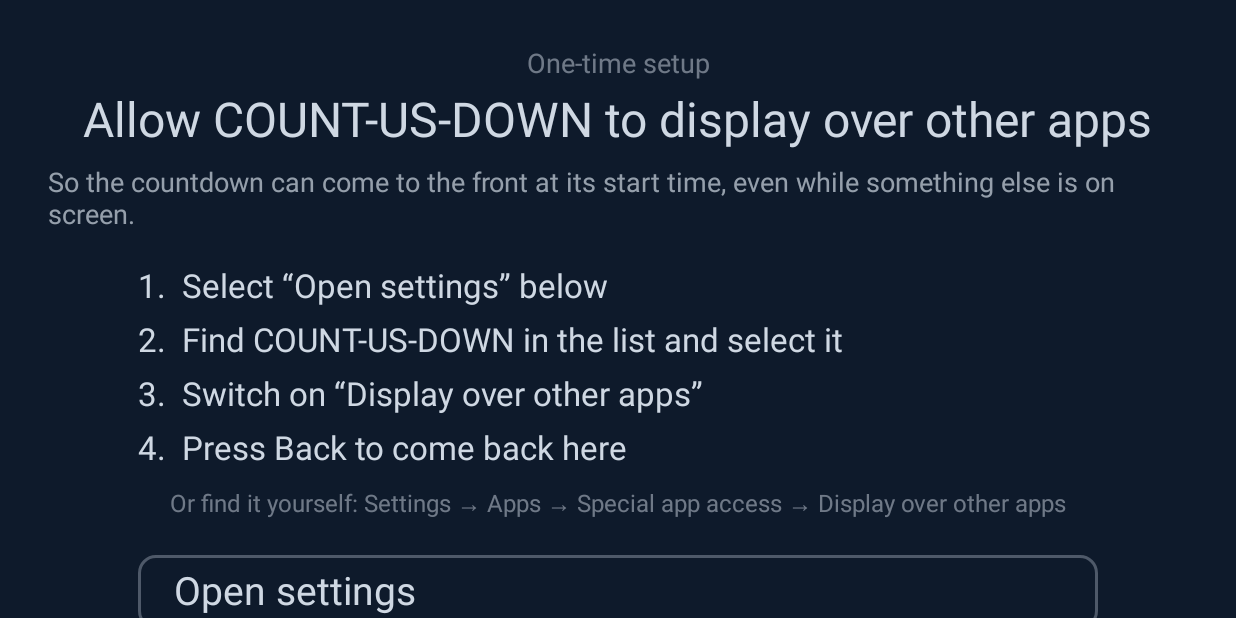
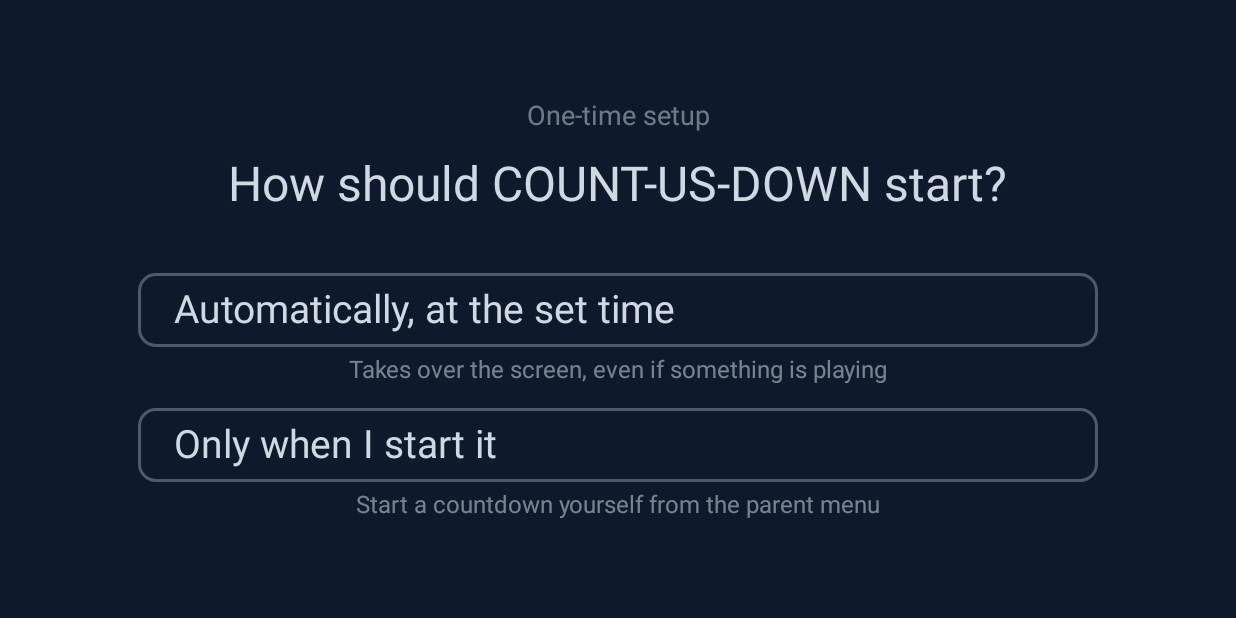
Before and after one commit to jonwhittlestone/tools-countusdown, an Android app built with Jetpack Compose: the screen it shows after launch (MainActivity), on a phone screen of 824 x 412 dp (held sideways). Run offline under Robolectric (Android 15) with nearby library versions, the phone set to English and light mode, and no system bars.

Commit message:
feat(green): setup asks automatic or manual first; manual turns off timed starts

```diff
--- a/app/src/main/java/uk/howapped/countusdown/MainActivity.kt
+++ b/app/src/main/java/uk/howapped/countusdown/MainActivity.kt
@@ -38,8 +38,10 @@ import uk.howapped.countusdown.lock.Pad
 import uk.howapped.countusdown.presets.PresetStore
 import uk.howapped.countusdown.schedule.Runs
 import uk.howapped.countusdown.setup.OverlaySetup
+import uk.howapped.countusdown.setup.StartMode
 import uk.howapped.countusdown.ui.CodeEntry
 import uk.howapped.countusdown.ui.OverlaySetupScreen
+import uk.howapped.countusdown.ui.StartChoiceScreen
 import uk.howapped.countusdown.ui.CountdownScreen
 import uk.howapped.countusdown.ui.IdleScreen
 import uk.howapped.countusdown.ui.MenuItem
@@ -62,7 +64,7 @@ class MainActivity : ComponentActivity() {
     /** Bumped when the takeover hands over: the countdown fades in from night blue. */
     private var fadeIns by mutableIntStateOf(0)
 
-    private enum class Overlay { NONE, MENU, EDITOR, CODE, SETUP }
+    private enum class Overlay { NONE, MENU, EDITOR, CODE, CHOICE, PERMISSION }
     private var overlay by mutableStateOf(Overlay.NONE)
 
     /** True while the parent menu (opened by the D-pad code) is showing. */
@@ -95,7 +97,7 @@ class MainActivity : ComponentActivity() {
         onBackPressedDispatcher.addCallback(this, object : OnBackPressedCallback(true) {
             override fun handleOnBackPressed() {
                 when {
-                    overlay == Overlay.SETUP -> notNow()
+                    overlay.isWizard -> notNow()
                     overlay != Overlay.NONE -> overlay = Overlay.NONE
                     countdown == null -> finish()
                 }
@@ -158,7 +160,19 @@ class MainActivity : ComponentActivity() {
                 },
                 onCancel = { overlay = Overlay.NONE },
             )
-            Overlay.SETUP -> OverlaySetupScreen(onOpenSettings = { OverlaySetup.open(this) }, onNotNow = ::notNow)
+            Overlay.CHOICE -> StartChoiceScreen(
+                onAutomatic = {
+                    OverlaySetup.setMode(this, StartMode.AUTO)
+                    Runs.arm(this, clock)
+                    overlay = if (OverlaySetup.allowed(this)) Overlay.NONE else Overlay.PERMISSION
+                },
+                onManual = {
+                    OverlaySetup.setMode(this, StartMode.MANUAL)
+                    Runs.arm(this, clock) // cancels the timed start
+                    overlay = Overlay.NONE
+                },
+            )
+            Overlay.PERMISSION -> OverlaySetupScreen(onOpenSettings = { OverlaySetup.open(this) }, onNotNow = ::notNow)
             Overlay.NONE -> Unit
         }
     }
@@ -166,9 +180,15 @@ class MainActivity : ComponentActivity() {
     /** Every return to the app (including back from Settings) re-checks the setup wizard. */
     override fun onResume() {
         super.onResume()
-        val needed = OverlaySetup.needsSetup(OverlaySetup.allowed(this), countdown != null, setupDismissed)
-        if (needed && overlay == Overlay.NONE) overlay = Overlay.SETUP
-        if (!needed && overlay == Overlay.SETUP) overlay = Overlay.NONE
+        if (overlay != Overlay.NONE && !overlay.isWizard) return
+        val step = OverlaySetup.stepFor(OverlaySetup.mode(this), OverlaySetup.allowed(this), countdown != null, setupDismissed)
+        // "Change how it starts" from the menu shows the choice even when nothing is needed.
+        if (overlay == Overlay.CHOICE && step == OverlaySetup.Step.NONE) return
+        overlay = when (step) {
+            OverlaySetup.Step.CHOICE -> Overlay.CHOICE
+            OverlaySetup.Step.PERMISSION -> Overlay.PERMISSION
+            OverlaySetup.Step.NONE -> Overlay.NONE
+        }
     }
 
     private fun notNow() {
@@ -227,16 +247,19 @@ class MainActivity : ComponentActivity() {
                 start(Countdown(p.preset, Instant.now(clock)))
             })
         }
-        if (!OverlaySetup.allowed(this@MainActivity)) {
-            add(MenuItem("Set up display over other apps") { overlay = Overlay.SETUP })
-        }
+        add(MenuItem("Change how it starts") {
+            setupDismissed = false
+            overlay = Overlay.CHOICE
+        })
         add(MenuItem("Edit presets") { overlay = Overlay.EDITOR })
         add(MenuItem("Change unlock code") { overlay = Overlay.CODE })
         add(MenuItem("Close menu") { overlay = Overlay.NONE })
     }
 
     /** "Next: School run · Mon 07:45" for the idle screen. */
-    private fun nextLabel(): String? = Runs.next(this, clock)?.let { (p, at) ->
+    private fun nextLabel(): String? = if (OverlaySetup.mode(this) == StartMode.MANUAL) {
+        "Enter the parent code to start a countdown"
+    } else Runs.next(this, clock)?.let { (p, at) ->
         "Next: ${p.preset.name} · ${NEXT.format(at.atZone(clock.zone))}"
     }
 
@@ -264,11 +287,13 @@ class MainActivity : ComponentActivity() {
 
     private fun start(next: Countdown) {
         exited = false
-        if (overlay == Overlay.SETUP) overlay = Overlay.NONE
+        if (overlay.isWizard) overlay = Overlay.NONE
         countdown = next
         // The service owns the audio; the activity only draws. Both work from the same startedAt.
         startForegroundService(CountdownService.intentFor(this, next))
     }
+
+    private val Overlay.isWizard: Boolean get() = this == Overlay.CHOICE || this == Overlay.PERMISSION
 
     companion object {
         private val NEXT: DateTimeFormatter = DateTimeFormatter.ofPattern("EEE HH:mm")
--- a/app/src/main/java/uk/howapped/countusdown/schedule/Runs.kt
+++ b/app/src/main/java/uk/howapped/countusdown/schedule/Runs.kt
@@ -16,6 +16,8 @@ import uk.howapped.countusdown.core.activeStart
 import uk.howapped.countusdown.core.nextStart
 import uk.howapped.countusdown.presets.PresetStore
 import uk.howapped.countusdown.presets.StoredPreset
+import uk.howapped.countusdown.setup.OverlaySetup
+import uk.howapped.countusdown.setup.StartMode
 
 /**
  * Starting countdowns by the clock: arms an exact alarm for the earliest next start of any
@@ -40,6 +42,8 @@ object Runs {
 
     /** The next scheduled start across all presets: what the alarm is armed for. */
     fun next(context: Context, clock: Clock): Pair<StoredPreset, Instant>? {
+        // "Only when I start it": no timed starts at all (design doc 03.15).
+        if (OverlaySetup.mode(context) == StartMode.MANUAL) return null
         val now = Instant.now(clock)
         val skip = skipDates(context)
         return PresetStore(context).all()
@@ -63,6 +67,7 @@ object Runs {
 
     /** The scheduled run going on right now, if any (e.g. after a reboot at 07:50). */
     fun active(context: Context, clock: Clock): Countdown? {
+        if (OverlaySetup.mode(context) == StartMode.MANUAL) return null
         val now = Instant.now(clock)
         val skip = skipDates(context)
         return PresetStore(context).all().firstNotNullOfOrNull { p ->
--- a/app/src/main/java/uk/howapped/countusdown/setup/OverlaySetup.kt
+++ b/app/src/main/java/uk/howapped/countusdown/setup/OverlaySetup.kt
@@ -6,17 +6,35 @@ import android.content.Intent
 import android.net.Uri
 import android.provider.Settings
 
+/** How runs begin: by the clock (taking over the screen) or only when someone starts one. */
+enum class StartMode { AUTO, MANUAL }
+
 /**
- * "Display over other apps" (SYSTEM_ALERT_WINDOW) is what lets Android 10+ bring the countdown
- * to the front by itself at 07:45. A user who installs from a store can't run `make grant`, so a
- * setup screen asks them to switch it on, the way Projectivy's install wizard does.
+ * The first-run wizard. It asks how countdowns should start, and for automatic starts walks the
+ * user to "Display over other apps" (SYSTEM_ALERT_WINDOW), which lets Android 10+ bring the
+ * countdown to the front by itself. A store install can't run `make grant`, so this is how a
+ * household turns it on, the way Projectivy's install wizard does.
  *
  * Google TV has the screen (Settings → Apps → Special app access → Display over other apps);
  * the standard intent opens it straight at this app (design doc 03.15).
  */
 object OverlaySetup {
-    fun needsSetup(allowed: Boolean, running: Boolean, dismissed: Boolean): Boolean =
-        !allowed && !running && !dismissed
+    enum class Step { NONE, CHOICE, PERMISSION }
+
+    fun stepFor(mode: StartMode?, allowed: Boolean, running: Boolean, dismissed: Boolean): Step = when {
+        running || dismissed || mode == StartMode.MANUAL -> Step.NONE
+        // Already allowed (e.g. `make grant` before the wizard existed): automatic, no questions.
+        allowed -> Step.NONE
+        mode == null -> Step.CHOICE
+        else -> Step.PERMISSION
+    }
+
+    fun mode(context: Context): StartMode? =
+        prefs(context).getString(MODE, null)?.let { runCatching { StartMode.valueOf(it) }.getOrNull() }
+
+    fun setMode(context: Context, mode: StartMode) {
+        prefs(context).edit().putString(MODE, mode.name).apply()
+    }
 
     fun allowed(context: Context): Boolean = Settings.canDrawOverlays(context)
 
@@ -31,4 +49,7 @@ object OverlaySetup {
             context.startActivity(Intent(Settings.ACTION_SETTINGS))
         }
     }
+
+    private const val MODE = "start_mode"
+    private fun prefs(context: Context) = context.getSharedPreferences("setup", Context.MODE_PRIVATE)
 }
--- a/app/src/main/java/uk/howapped/countusdown/ui/OverlaySetupScreen.kt
+++ b/app/src/main/java/uk/howapped/countusdown/ui/OverlaySetupScreen.kt
@@ -8,7 +8,6 @@ import androidx.compose.foundation.layout.Spacer
 import androidx.compose.foundation.layout.fillMaxSize
 import androidx.compose.foundation.layout.height
 import androidx.compose.foundation.layout.padding
-import androidx.compose.foundation.layout.width
 import androidx.compose.foundation.rememberScrollState
 import androidx.compose.foundation.text.BasicText
 import androidx.compose.foundation.verticalScroll
@@ -23,48 +22,61 @@ import androidx.compose.ui.text.TextStyle
 import androidx.compose.ui.unit.dp
 import androidx.compose.ui.unit.sp
 
+const val AUTOMATIC_LABEL = "Automatically, at the set time"
+const val MANUAL_LABEL = "Only when I start it"
+
 private val STEPS = listOf(
-    "1.  Select “Open settings” below",
-    "2.  Find COUNT-US-DOWN in the list and select it",
-    "3.  Switch on “Display over other apps”",
-    "4.  Press Back to come back here",
+    "1.  Select “Open settings”",
+    "2.  Find COUNT-US-DOWN and select it",
+    "3.  Switch on “Display over other apps”, then press Back",
 )
 
-/**
- * A one-time wizard, like Projectivy's: explains why the setting matters and takes the grown-up
- * straight to it. Disappears by itself once the setting is on.
- */
+/** Step 1 of the wizard: one question, two answers. */
+@Composable
+fun StartChoiceScreen(onAutomatic: () -> Unit, onManual: () -> Unit) {
+    WizardPage("How should COUNT-US-DOWN start?") { first ->
+        Choice(AUTOMATIC_LABEL, "Takes over the screen, even if something is playing", Modifier.focusRequester(first), onAutomatic)
+        Choice(MANUAL_LABEL, "Start a countdown yourself from the parent menu", Modifier, onManual)
+    }
+}
+
+/** Step 2, for automatic starts only: the one setting that lets it take over the screen. */
 @Composable
 fun OverlaySetupScreen(onOpenSettings: () -> Unit, onNotNow: () -> Unit) {
+    WizardPage("Allow display over other apps") { first ->
+        Column(verticalArrangement = Arrangement.spacedBy(10.dp)) {
+            STEPS.forEach { BasicText(it, style = TextStyle(color = Mist, fontSize = 22.sp)) }
+        }
+        Spacer(Modifier.height(8.dp))
+        TvRow("Open settings", Modifier.focusRequester(first), onSelect = onOpenSettings)
+        TvRow("Not now", onSelect = onNotNow)
+    }
+}
+
+@Composable
+private fun Choice(label: String, detail: String, modifier: Modifier, onSelect: () -> Unit) {
+    Column(horizontalAlignment = Alignment.CenterHorizontally) {
+        TvRow(label, modifier, onSelect = onSelect)
+        Spacer(Modifier.height(6.dp))
+        BasicText(detail, style = TextStyle(color = Mist.copy(alpha = 0.55f), fontSize = 16.sp))
+    }
+}
+
+/** Night blue, a title, and a column of D-pad rows with the first one focused. */
+@Composable
+private fun WizardPage(title: String, content: @Composable (FocusRequester) -> Unit) {
     val first = remember { FocusRequester() }
     LaunchedEffect(Unit) { first.requestFocus() }
     Box(Modifier.fillMaxSize().background(Night), contentAlignment = Alignment.Center) {
         Column(
             Modifier.verticalScroll(rememberScrollState()).padding(32.dp),
             horizontalAlignment = Alignment.CenterHorizontally,
+            verticalArrangement = Arrangement.spacedBy(16.dp),
         ) {
             BasicText("One-time setup", style = TextStyle(color = Mist.copy(alpha = 0.5f), fontSize = 18.sp))
+            BasicText(title, style = TextStyle(color = Mist, fontSize = 32.sp))
             Spacer(Modifier.height(8.dp))
-            BasicText("Allow COUNT-US-DOWN to display over other apps", style = TextStyle(color = Mist, fontSize = 32.sp))
-            Spacer(Modifier.height(12.dp))
-            BasicText(
-                "So the countdown can come to the front at its start time, even while something else is on screen.",
-                style = TextStyle(color = Mist.copy(alpha = 0.7f), fontSize = 18.sp),
-            )
-            Spacer(Modifier.height(24.dp))
-            Column(Modifier.width(640.dp), verticalArrangement = Arrangement.spacedBy(10.dp)) {
-                STEPS.forEach { BasicText(it, style = TextStyle(color = Mist, fontSize = 22.sp)) }
-            }
-            Spacer(Modifier.height(12.dp))
-            BasicText(
-                "Or find it yourself: Settings → Apps → Special app access → Display over other apps",
-                style = TextStyle(color = Mist.copy(alpha = 0.5f), fontSize = 16.sp),
-            )
-            Spacer(Modifier.height(24.dp))
-            Column(verticalArrangement = Arrangement.spacedBy(12.dp)) {
-                TvRow("Open settings", Modifier.focusRequester(first), onSelect = onOpenSettings)
-                TvRow("Not now", onSelect = onNotNow)
-            }
+            content(first)
         }
     }
 }
```
